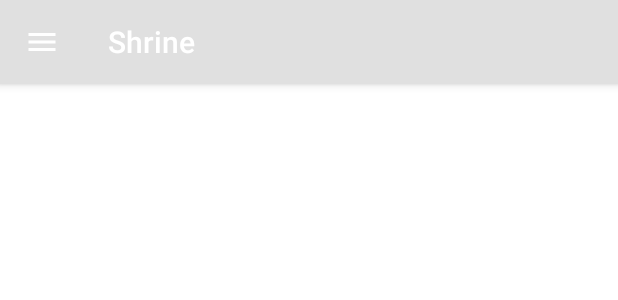
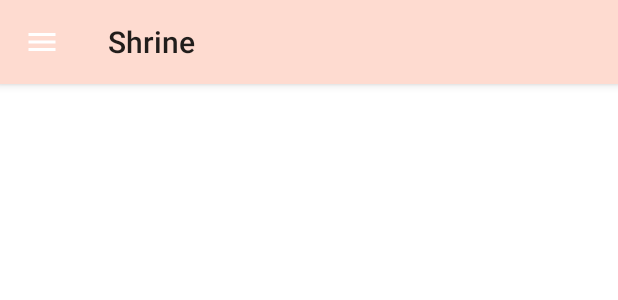
Before and after one commit to johnburitto/MaterialComponentsShine, an Android app: the layout shr_product_grid_fragment.xml on its own in the app's theme, with its tools: preview values and no code run, on a phone screen of 412 x 824 dp. Shown: the top 300 px of the screen. Run offline under Robolectric (Android 15) with nearby library versions, the phone set to English and light mode, and no system bars; network calls fail.

Commit message:
Add new color style

```diff
--- a/app/src/main/res/values/colors.xml
+++ b/app/src/main/res/values/colors.xml
@@ -1,8 +1,9 @@
 <?xml version="1.0" encoding="utf-8"?>
 <resources>
     <color name="colorPrimary">#6200EE</color>
-    <color name="colorPrimaryDark">#DADCE0</color>
-    <color name="colorAccent">#E0E0E0</color>
+    <color name="colorPrimaryDark">#FBB8AC</color>
+    <color name="colorAccent">#FEDBD0</color>
+    <color name="textColorPrimary">#442C2E</color>
     <color name="toolbarIconColor">#FFFFFF</color>
     <color name="loginPageBackgroundColor">#FFFFFF</color>
     <color name="productGridBackgroundColor">#FFFFFF</color>
--- a/app/src/main/res/values/styles.xml
+++ b/app/src/main/res/values/styles.xml
@@ -1,4 +1,4 @@
-<resources>
+<resources xmlns:tools="http://schemas.android.com/tools">
 
     <!-- Base application theme. -->
     <style name="Theme.Shrine" parent="Theme.MaterialComponents.Light.NoActionBar">
@@ -6,11 +6,12 @@
         <item name="colorPrimary">@color/colorPrimary</item>
         <item name="colorPrimaryDark">@color/colorPrimaryDark</item>
         <item name="colorAccent">@color/colorAccent</item>
+        <item name="android:windowLightStatusBar" tools:targetApi="m">true</item>
     </style>
 
     <style name="Widget.Shrine.Toolbar" parent="Widget.AppCompat.Toolbar">
         <item name="android:background">?attr/colorAccent</item>
-        <item name="android:theme">@style/ThemeOverlay.AppCompat.Dark.ActionBar</item>
+        <item name="android:theme">@style/Theme.Shrine</item>
         <item name="popupTheme">@style/ThemeOverlay.AppCompat.Light</item>
     </style>
 
```
